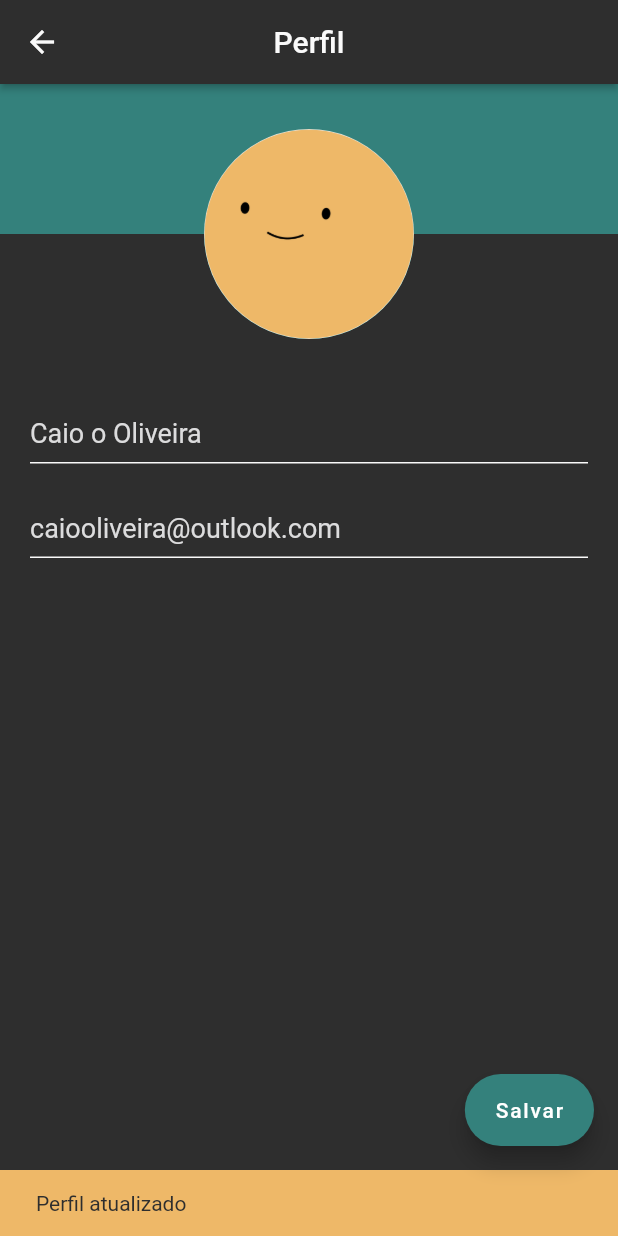
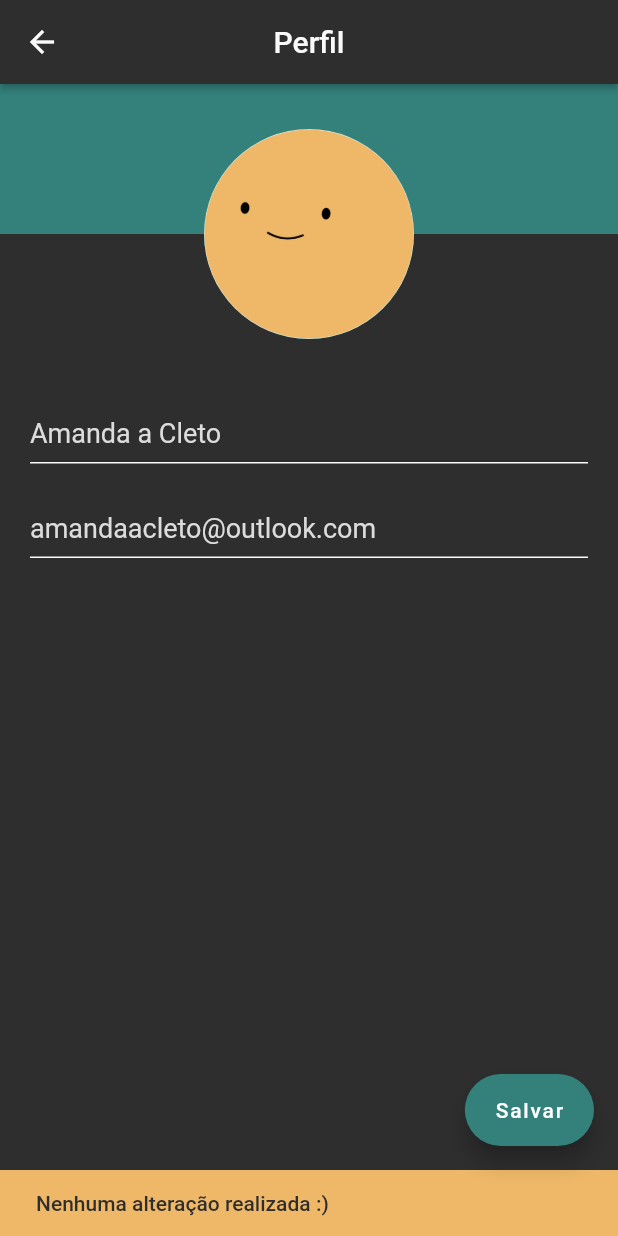
Before and after one commit to AmandaCleto/flutter--todo-list--front, a Flutter app: the PerfilPage screen opened by its route, after a tap on "Salvar", on a phone screen of 412 x 824 dp. Run offline on Flutter 3.47's test engine with Material 2 defaults, Android fonts, the light colour scheme and no system bars; Roboto replaces fonts that are missing (Arial).

Commit message:
method to verify if no changes has happened;

```diff
--- a/lib/components/Input.dart
+++ b/lib/components/Input.dart
@@ -83,7 +83,7 @@ class _InputComponentState extends State<InputComponent> {
                         fontFamily: 'RobotoSlab',
                         fontSize: 12.0,
                         fontWeight: FontWeight.bold,
-                        color: Color(0xFFC69797),
+                        color: Colors.red[400],
                       ),
                       helperText: '',
                       isDense: true, // important line
@@ -107,7 +107,7 @@ class _InputComponentState extends State<InputComponent> {
                                 if (_formKey.currentState!.validate()) {
                                   ScaffoldMessenger.of(context).showSnackBar(
                                     const SnackBar(
-                                        content: Text('Todo adicionado')),
+                                        content: Text('Item adicionado')),
                                   );
                                   final todo = Todo(
                                     createdTime: DateTime.now(),
--- a/lib/data/dummy_users.dart
+++ b/lib/data/dummy_users.dart
@@ -3,6 +3,5 @@ import '../model/User.dart';
 const dummy_users = {
   '1':
       User(id: '1', name: "Caio o Oliveira", email: "caiooliveira@outlook.com"),
-  '2':
-      User(id: '2', name: "Caio o Oliveira", email: "caiooliveira@outlook.com"),
+  '2': User(id: '2', name: "Amanda a Cleto", email: "amandaacleto@outlook.com"),
 };
--- a/lib/pages/Concluded.dart
+++ b/lib/pages/Concluded.dart
@@ -13,9 +13,9 @@ class _ConcludedPageState extends State<ConcludedPage> {
   Widget build(BuildContext context) {
     return Scaffold(
       body: SafeArea(
-        child: Expanded(
-          child: ListComponent(isDone: true),
-        ),
+        // child: Expanded(
+        child: ListComponent(isDone: true),
+        // ),
       ),
     );
   }
--- a/lib/pages/Perfil.dart
+++ b/lib/pages/Perfil.dart
@@ -34,7 +34,7 @@ class _PerfilPageState extends State<PerfilPage> {
         fontFamily: 'RobotoSlab',
         fontSize: 12.0,
         fontWeight: FontWeight.bold,
-        color: Color(0xFFC69797),
+        color: Colors.red[300],
       ),
       focusedBorder: UnderlineInputBorder(
         borderSide: const BorderSide(
@@ -44,6 +44,14 @@ class _PerfilPageState extends State<PerfilPage> {
       enabledBorder: UnderlineInputBorder(
         borderSide: const BorderSide(
           color: Color(0xFFFAFAFA),
+        ),
+      ),
+      errorBorder: UnderlineInputBorder(
+        borderSide: BorderSide(color: Colors.red.shade300),
+      ),
+      focusedErrorBorder: UnderlineInputBorder(
+        borderSide: const BorderSide(
+          color: Color(0xFF34817C),
         ),
       ),
       hintText: hintText,
@@ -176,26 +184,57 @@ class _PerfilPageState extends State<PerfilPage> {
         onPressed: () {
           _formKey.currentState!.save();
           final isValid = _formKey.currentState!.validate();
+          bool didchange;
 
           if (isValid) {
-            ScaffoldMessenger.of(context).showSnackBar(
-              const SnackBar(
-                content: Text(
-                  'Perfil atualizado',
-                  style: TextStyle(
-                    color: Color(0xFF2E2E2E),
-                  ),
-                ),
-                backgroundColor: Color(0xFFEEB868),
-              ),
-            );
-
-            Provider.of<UserProvider>(context, listen: false).put(
+            didchange =
+                Provider.of<UserProvider>(context, listen: false).didChange(
               User(
                   id: _formData['id'].toString(),
                   name: _formData['name'].toString(),
                   email: _formData['email'].toString()),
             );
+            print(didchange);
+
+            didchange
+                ?
+                // ignore: unnecessary_statements
+                {
+                    ScaffoldMessenger.of(context).showSnackBar(
+                      const SnackBar(
+                        content: Text(
+                          'Nenhuma alteração realizada :)',
+                          style: TextStyle(
+                            color: Color(0xFF2E2E2E),
+                            fontWeight: FontWeight.w500,
+                          ),
+                        ),
+                        backgroundColor: Color(0xFFEEB868),
+                      ),
+                    )
+                  }
+                :
+                // ignore: unnecessary_statements
+                {
+                    Provider.of<UserProvider>(context, listen: false).put(
+                      User(
+                          id: _formData['id'].toString(),
+                          name: _formData['name'].toString(),
+                          email: _formData['email'].toString()),
+                    ),
+                    ScaffoldMessenger.of(context).showSnackBar(
+                      const SnackBar(
+                        content: Text(
+                          'Perfil atualizado',
+                          style: TextStyle(
+                            color: Color(0xFF2E2E2E),
+                            fontWeight: FontWeight.w500,
+                          ),
+                        ),
+                        backgroundColor: Color(0xFFEEB868),
+                      ),
+                    )
+                  };
           }
         },
         label: const Text('Salvar'),
--- a/lib/provider/users.dart
+++ b/lib/provider/users.dart
@@ -19,18 +19,39 @@ class UserProvider extends ChangeNotifier {
     return _items.values.elementAt(index);
   }
 
+  //verify if no changes has happened
+  bool didChange(User user) {
+    final targetId = _items.containsKey((user.id));
+    bool result = false;
+
+    //exists?
+    if (targetId) {
+      _items.forEach((key, value) {
+        if (key == user.id &&
+            value.name == user.name &&
+            value.email == user.email) {
+          result = true;
+        }
+      });
+    }
+
+    return result;
+  }
+
   //update // create
   void put(User user) {
+    final targetId = _items.containsKey((user.id));
+
     //update
-    if (user.id != null &&
-        user.id.trim().isNotEmpty &&
-        _items.containsKey((user.id))) {
+    if (user.id.trim().isNotEmpty && targetId) {
+      print("update");
       _items.update(
         user.id,
         (_) => User(id: user.id, name: user.name, email: user.email),
       );
     } else {
       //create
+      print("create");
       _items.putIfAbsent(
         id,
         () => User(id: user.id, name: user.name, email: user.email),
@@ -42,9 +63,7 @@ class UserProvider extends ChangeNotifier {
 
   //delete
   void remove(User user) {
-    if (user != null && user.id != null) {
-      _items.remove(user.id);
-      notifyListeners();
-    }
+    _items.remove(user.id);
+    notifyListeners();
   }
 }
```
Also changed, not shown: lib/components/List.dart (+29 -5 lines).
